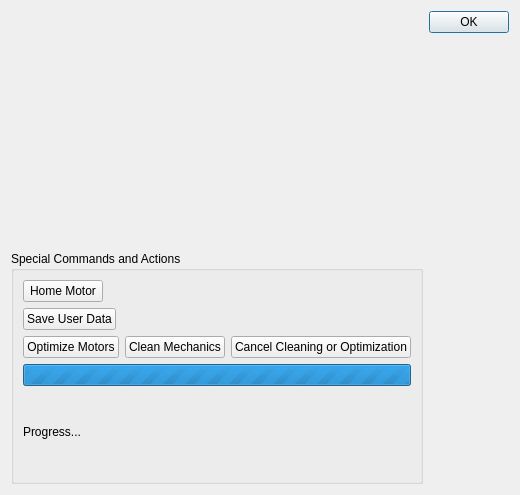
Before: the Qt Designer form ThorlabsElliptec/dialogThorlabsElliptec.ui in itom-project/plugins, drawn with Qt 5.
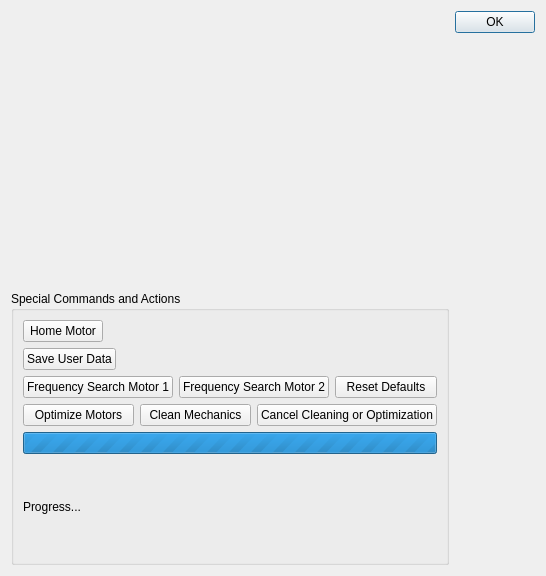
After: the same form once the commit is applied. Custom widgets are drawn as their Qt base class.

Commit message: further steps towards running ThorlabsElliptec

What changed in the file:
```diff
--- a/ThorlabsElliptec/dialogThorlabsElliptec.ui
+++ b/ThorlabsElliptec/dialogThorlabsElliptec.ui
@@ -6,8 +6,8 @@
    <rect>
     <x>0</x>
     <y>0</y>
-    <width>510</width>
-    <height>495</height>
+    <width>546</width>
+    <height>576</height>
    </rect>
   </property>
   <property name="windowTitle">
@@ -82,6 +82,40 @@
           </item>
          </layout>
         </item>
+        <item>
+         <layout class="QHBoxLayout" name="horizontalLayout_5">
+          <item>
+           <widget class="QPushButton" name="btnSearch1">
+            <property name="toolTip">
+             <string>Requests a frequency search to optimize the operating frequencies for backward and forward movement of motor 1</string>
+            </property>
+            <property name="text">
+             <string>Frequency Search Motor 1</string>
+            </property>
+           </widget>
+          </item>
+          <item>
+           <widget class="QPushButton" name="btnSearch2">
+            <property name="toolTip">
+             <string>Requests a frequency search to optimize the operating frequencies for backward and forward movement of motor 2</string>
+            </property>
+            <property name="text">
+             <string>Frequency Search Motor 2</string>
+            </property>
+           </widget>
+          </item>
+          <item>
+           <widget class="QPushButton" name="btnResetDefaults">
+            <property name="toolTip">
+             <string>Reset all frequencies to the default values</string>
+            </property>
+            <property name="text">
+             <string>Reset Defaults</string>
+            </property>
+           </widget>
+          </item>
+         </layout>
+        </item>
         <item>
          <layout class="QHBoxLayout" name="horizontalLayout">
           <item>
```
Left out of the diff: 3 changed lines with no effect on the pictures. The commit also changes 4 other files.
